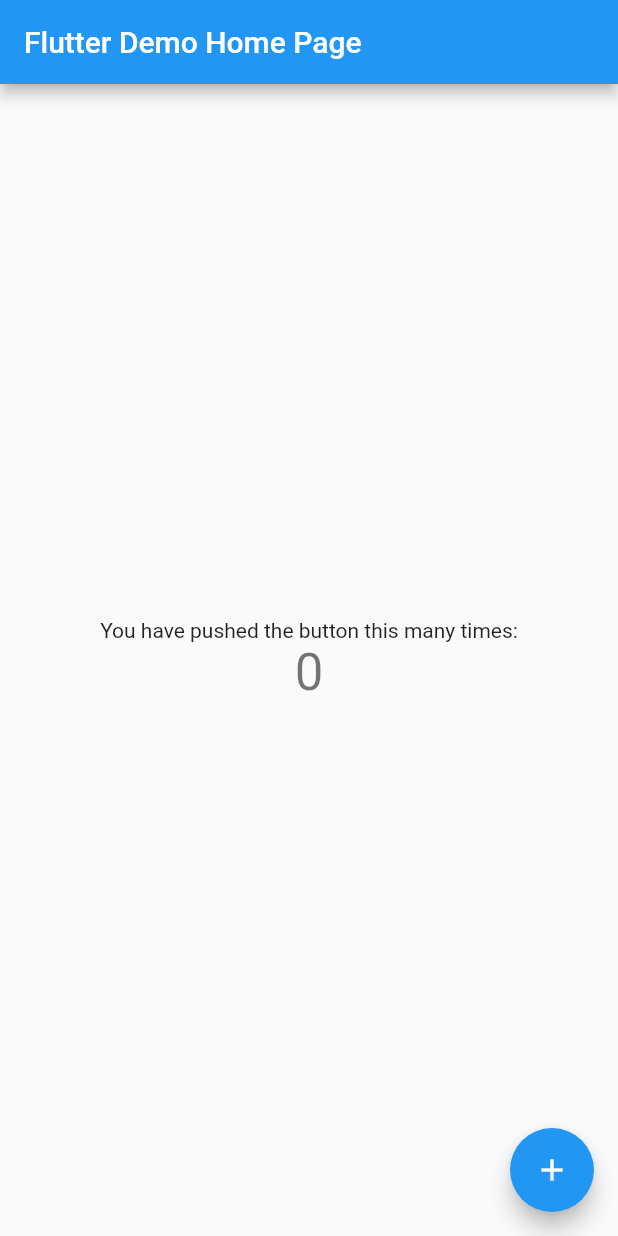
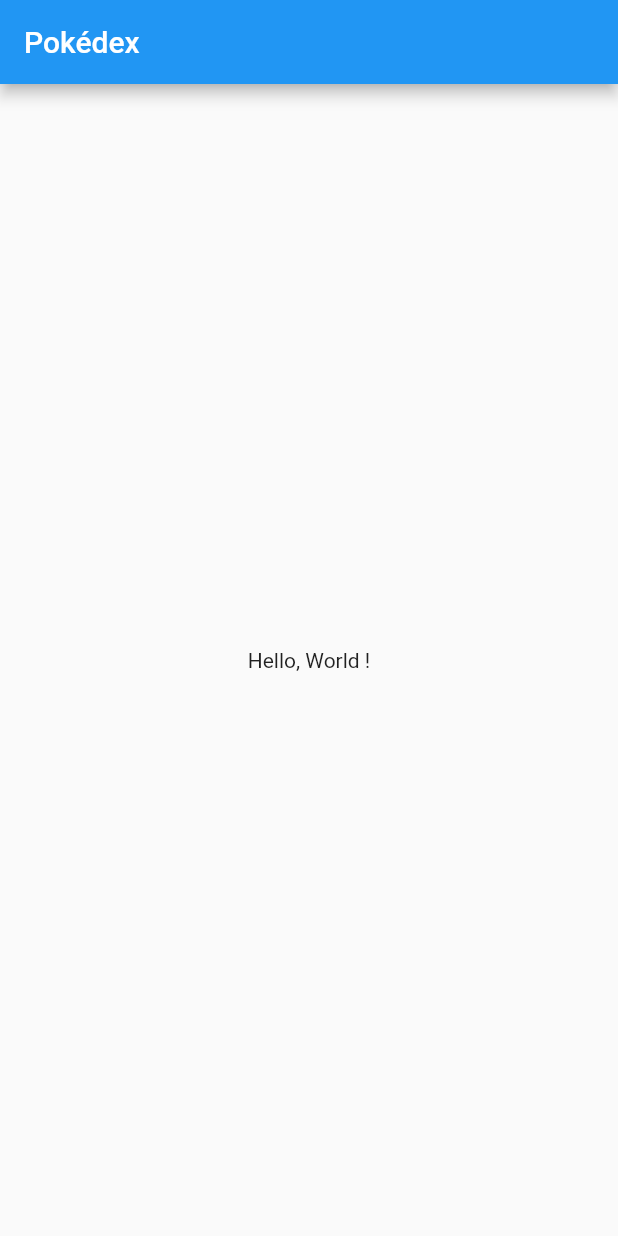
Before and after one commit to corrieriluca/flutter_pokedex, a Flutter app: the screen it shows after launch, on a phone screen of 412 x 824 dp. Run offline on Flutter 3.47's test engine with Material 2 defaults, Android fonts, the phone set to English and light mode, and no system bars.

```diff
--- a/lib/main.dart
+++ b/lib/main.dart
@@ -1,111 +1,20 @@
 import 'package:flutter/material.dart';
 
-void main() => runApp(MyApp());
+void main() => runApp(PokedexApp());
 
-class MyApp extends StatelessWidget {
-  // This widget is the root of your application.
+class PokedexApp extends StatelessWidget {
   @override
   Widget build(BuildContext context) {
     return MaterialApp(
-      title: 'Flutter Demo',
-      theme: ThemeData(
-        // This is the theme of your application.
-        //
-        // Try running your application with "flutter run". You'll see the
-        // application has a blue toolbar. Then, without quitting the app, try
-        // changing the primarySwatch below to Colors.green and then invoke
-        // "hot reload" (press "r" in the console where you ran "flutter run",
-        // or simply save your changes to "hot reload" in a Flutter IDE).
-        // Notice that the counter didn't reset back to zero; the application
-        // is not restarted.
-        primarySwatch: Colors.blue,
+      title: 'Pokédex',
+      home: Scaffold(
+        appBar: AppBar(
+          title: new Text('Pokédex'),
+        ),
+        body: Center(
+          child: Text('Hello, World !'),
+        ),
       ),
-      home: MyHomePage(title: 'Flutter Demo Home Page'),
     );
   }
 }
-
-class MyHomePage extends StatefulWidget {
-  MyHomePage({Key key, this.title}) : super(key: key);
-
-  // This widget is the home page of your application. It is stateful, meaning
-  // that it has a State object (defined below) that contains fields that affect
-  // how it looks.
-
-  // This class is the configuration for the state. It holds the values (in this
-  // case the title) provided by the parent (in this case the App widget) and
-  // used by the build method of the State. Fields in a Widget subclass are
-  // always marked "final".
-
-  final String title;
-
-  @override
-  _MyHomePageState createState() => _MyHomePageState();
-}
-
-class _MyHomePageState extends State<MyHomePage> {
-  int _counter = 0;
-
-  void _incrementCounter() {
-    setState(() {
-      // This call to setState tells the Flutter framework that something has
-      // changed in this State, which causes it to rerun the build method below
-      // so that the display can reflect the updated values. If we changed
-      // _counter without calling setState(), then the build method would not be
-      // called again, and so nothing would appear to happen.
-      _counter++;
-    });
-  }
-
-  @override
-  Widget build(BuildContext context) {
-    // This method is rerun every time setState is called, for instance as done
-    // by the _incrementCounter method above.
-    //
-    // The Flutter framework has been optimized to make rerunning build methods
-    // fast, so that you can just rebuild anything that needs updating rather
-    // than having to individually change instances of widgets.
-    return Scaffold(
-      appBar: AppBar(
-        // Here we take the value from the MyHomePage object that was created by
-        // the App.build method, and use it to set our appbar title.
-        title: Text(widget.title),
-      ),
-      body: Center(
-        // Center is a layout widget. It takes a single child and positions it
-        // in the middle of the parent.
-        child: Column(
-          // Column is also layout widget. It takes a list of children and
-          // arranges them vertically. By default, it sizes itself to fit its
-          // children horizontally, and tries to be as tall as its parent.
-          //
-          // Invoke "debug painting" (press "p" in the console, choose the
-          // "Toggle Debug Paint" action from the Flutter Inspector in Android
-          // Studio, or the "Toggle Debug Paint" command in Visual Studio Code)
-          // to see the wireframe for each widget.
-          //
-          // Column has various properties to control how it sizes itself and
-          // how it positions its children. Here we use mainAxisAlignment to
-          // center the children vertically; the main axis here is the vertical
-          // axis because Columns are vertical (the cross axis would be
-          // horizontal).
-          mainAxisAlignment: MainAxisAlignment.center,
-          children: <Widget>[
-            Text(
-              'You have pushed the button this many times:',
-            ),
-            Text(
-              '$_counter',
-              style: Theme.of(context).textTheme.display1,
-            ),
-          ],
-        ),
-      ),
-      floatingActionButton: FloatingActionButton(
-        onPressed: _incrementCounter,
-        tooltip: 'Increment',
-        child: Icon(Icons.add),
-      ), // This trailing comma makes auto-formatting nicer for build methods.
-    );
-  }
-}
```
Also changed, not shown: lib/pokemon.dart (added, +18 -0 lines), 2 other files.
